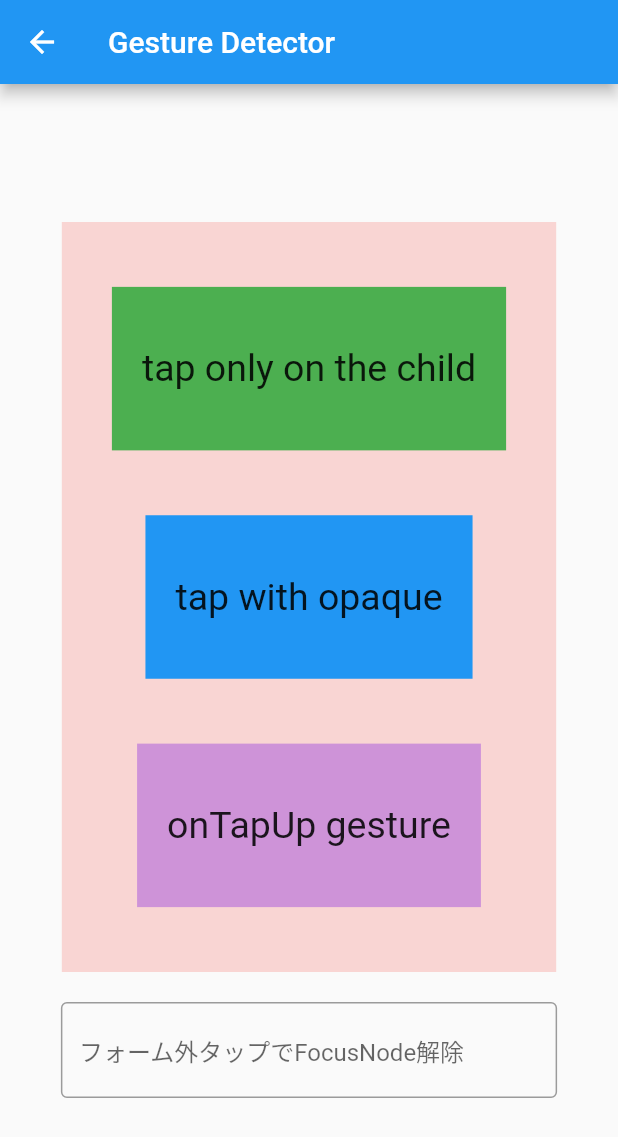
After one commit to Kisia-Developer/basic-widgets-utility, a Flutter app: the screen it shows after launch, after a tap on an icon or button, on a phone screen of 412 x 824 dp. The commit adds this screen. Shown: the top 1137 px of the screen. Run offline on Flutter 3.47's test engine with Material 2 defaults, Android fonts, the phone set to English and light mode, and no system bars.

Commit message:
add gesture detector page

```diff
--- /dev/null
+++ b/lib/pages/gesture_detector.dart
@@ -0,0 +1,121 @@
+import 'package:flutter/material.dart';
+import 'dart:developer' as dev;
+
+class GestureDetectorPage extends StatelessWidget {
+  const GestureDetectorPage({Key? key}) : super(key: key);
+
+  @override
+  Widget build(BuildContext context) {
+    return GestureDetector(
+      onTap: () => FocusManager.instance.primaryFocus?.unfocus(),
+      behavior: HitTestBehavior.opaque,
+      child: Scaffold(
+        appBar: AppBar(
+          title: const Text('Gesture Detector'),
+        ),
+        body: Center(
+          child: Column(
+            mainAxisAlignment: MainAxisAlignment.center,
+            children: [
+              Container(
+                height: 500,
+                width: MediaQuery.of(context).size.width * 0.8,
+                color: Colors.red.withOpacity(0.2),
+                child: Center(
+                  child: Column(
+                    mainAxisAlignment: MainAxisAlignment.spaceEvenly,
+                    children: [
+                      // シンプルなタップイベント
+                      Container(
+                        padding: const EdgeInsets.symmetric(
+                            horizontal: 20.0, vertical: 40.0),
+                        color: Colors.green,
+                        child: GestureDetector(
+                          onTap: () {
+                            dev.log('simply tapped but only on the child');
+                          },
+                          // 子ウィジェットのみタップイベントを検知する
+                          behavior: HitTestBehavior.deferToChild,
+                          child: const Text(
+                            'tap only on the child',
+                            textAlign: TextAlign.center,
+                            style: TextStyle(
+                              fontSize: 25,
+                            ),
+                          ),
+                        ),
+                      ),
+                      GestureDetector(
+                        onTap: () {
+                          dev.log('tapped');
+                        },
+                        // opaque : an area of darkness
+                        /// パディングについてもイベントを検知
+                        behavior: HitTestBehavior.opaque,
+                        child: Container(
+                          padding: const EdgeInsets.symmetric(
+                              horizontal: 20.0, vertical: 40.0),
+                          color: Colors.blue,
+                          child: const Text(
+                            'tap with opaque',
+                            textAlign: TextAlign.center,
+                            style: TextStyle(
+                              fontSize: 25,
+                            ),
+                          ),
+                        ),
+                      ),
+                      // タップが離れるとイベント検知
+                      Container(
+                        padding: const EdgeInsets.symmetric(
+                            horizontal: 20.0, vertical: 40.0),
+                        color: Colors.purple.shade200,
+                        child: GestureDetector(
+                          // ( )内のプロパティ名（ここではdetails）は好みで
+                          onTapUp: (details) {
+                            dev.log('onTapUp');
+                            // details.globalPositionは、アプリ内の絶対位置を取得できる
+                            /// 平面座標なので、x座標：dx(dimension x)とy座標；dy(dimension y)で取得
+                            dev.log(
+                                'position =>  ${details.globalPosition.dx} , ${details.globalPosition.dy}');
+                            // details.kindは入力デバイスを識別
+                            dev.log('kind of device => ${details.kind}');
+                          },
+                          behavior: HitTestBehavior.deferToChild,
+                          child: const Text(
+                            'onTapUp gesture',
+                            textAlign: TextAlign.center,
+                            style: TextStyle(
+                              fontSize: 25,
+                            ),
+                          ),
+                        ),
+                      ),
+                    ],
+                  ),
+                ),
+              ),
+              const SizedBox(
+                height: 20,
+              ),
+              // TextFormFieldのフォーカス解除のデモ
+              Container(
+                width: MediaQuery.of(context).size.width * 0.9,
+                padding: const EdgeInsets.symmetric(horizontal: 20.0),
+                child: TextFormField(
+                  decoration: const InputDecoration(
+                    border: OutlineInputBorder(),
+                    hintText: 'フォーム外タップでFocusNode解除',
+                  ),
+                  onChanged: (text) {
+                    dev.log(text);
+                  },
+                ),
+              ),
+            ],
+          ),
+        ),
+      ),
+    );
+  }
+}
--- a/lib/pages/top_pages.dart
+++ b/lib/pages/top_pages.dart
@@ -1,6 +1,7 @@
 import 'package:basic_widgets_utility/pages/buttons_page.dart';
 import 'package:basic_widgets_utility/pages/decoration_page.dart';
 import 'package:basic_widgets_utility/pages/dialog_page.dart';
+import 'package:basic_widgets_utility/pages/gesture_detector.dart';
 import 'package:flutter/material.dart';
 
 class TopPage extends StatelessWidget {
@@ -106,11 +107,11 @@ class TopPage extends StatelessWidget {
                 ),
               ),
               GestureDetector(
-                // onTap: () => Navigator.of(context).push(
-                //   MaterialPageRoute(
-                //     builder: (context) => const DecorationPage(),
-                //   ),
-                // ),
+                onTap: () => Navigator.of(context).push(
+                  MaterialPageRoute(
+                    builder: (context) => const GestureDetectorPage(),
+                  ),
+                ),
                 child: SizedBox(
                   height: 100,
                   width: MediaQuery.of(context).size.width * 0.4,
@@ -121,11 +122,12 @@ class TopPage extends StatelessWidget {
                     ),
                     child: const Center(
                       child: Text(
-                        'to be next...',
+                        'Gesture\nDetector',
                         style: TextStyle(
                           fontSize: 18,
                           fontWeight: FontWeight.bold,
                         ),
+                        textAlign: TextAlign.center,
                       ),
                     ),
                   ),
```
